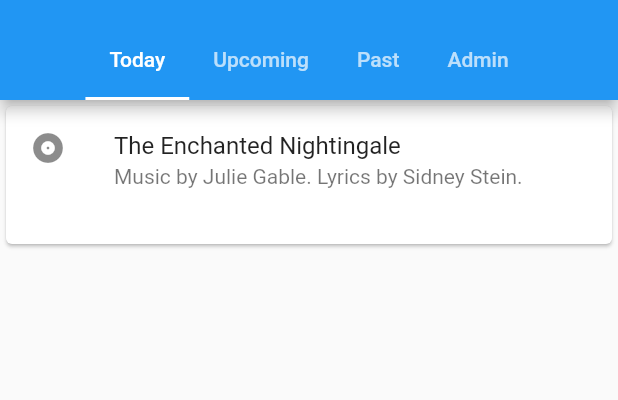
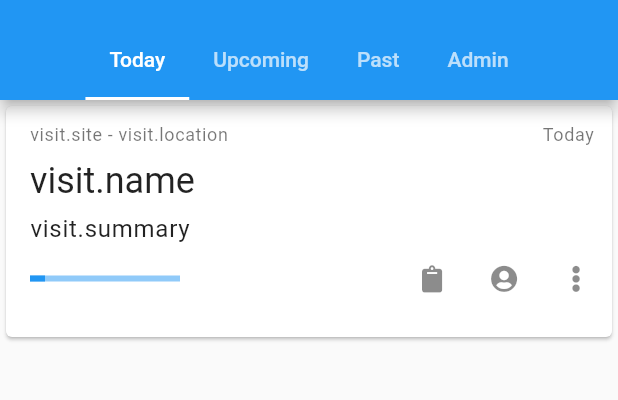
Before and after one commit to redwylie/tracer, a Flutter app: the screen it shows after launch, after a tap on the "close" icon, on a phone screen of 412 x 824 dp, the part 56-456 px from its top. Run offline on Flutter 3.47's test engine with Material 2 defaults, Android fonts, the phone set to English and light mode, and no system bars; our stand-ins replace font_awesome_flutter.

Commit message:
refining the card more

```diff
--- a/lib/home.dart
+++ b/lib/home.dart
@@ -12,7 +12,9 @@
 // See the License for the specific language governing permissions and
 // limitations under the License.
 
+import 'package:flutter/foundation.dart';
 import 'package:flutter/material.dart';
+import 'package:font_awesome_flutter/font_awesome_flutter.dart';
 
 class HomePage extends StatelessWidget {
   // TODO: Make a collection of cards (102)
@@ -20,8 +22,122 @@ class HomePage extends StatelessWidget {
 
   @override
   Widget build(BuildContext context) {
-    // TODO: Return an AsymmetricView (104)
-    // TODO: Pass Category variable to AsymmetricView (104)
+    final ThemeData theme = Theme.of(context);
+
+    final vCardOverline = new Expanded(
+      child: new Column(
+        crossAxisAlignment: CrossAxisAlignment.start,
+        children: <Widget>[
+          Text(
+            'visit.site' + ' - ' + 'visit.location',
+            maxLines: 1,
+            style: theme.textTheme.caption,
+          ),
+        ],
+      ),
+    );
+    //CARD OVERLINE WITH DATE/TIME
+    final vCardDate = new Column(
+      children: <Widget>[
+        Padding(
+          padding: EdgeInsets.fromLTRB(0, 0, 12, 0),
+          child: Text(
+            'Today',
+            maxLines: 1,
+            style: theme.textTheme.caption,
+          ),
+        )
+      ],
+    );
+
+    //CARD HEADING
+    final vCardHeading = new Column(
+      children: <Widget>[
+        Text(
+          'visit.name',
+          style: theme.textTheme.headline,
+          maxLines: 1,
+        ),
+      ],
+    );
+
+    //CARD SUMMARY
+    final vCardSummary = new Column(
+      children: <Widget>[
+        Text(
+          'visit.summary',
+          style: theme.textTheme.body2,
+          overflow: TextOverflow.ellipsis,
+          maxLines: 2,
+        ),
+      ],
+    );
+
+    //CARD PROGRESS BAR
+    final vCardProgress = new Expanded(
+        child: Column(
+      crossAxisAlignment: CrossAxisAlignment.start,
+      children: <Widget>[
+        SizedBox(
+          child: new LinearProgressIndicator(
+            valueColor: new AlwaysStoppedAnimation(Colors.blue),
+            value: .1,
+          ),
+          height: 4.0,
+          width: 100.0,
+        )
+      ],
+    ));
+
+    //CARD ACTIONS
+    final vCardActions = new Column(
+      children: <Widget>[
+        Row(
+          children: <Widget>[
+            //TO DO ICON
+            Column(
+              children: <Widget>[
+                IconButton(
+                  icon: Icon(FontAwesomeIcons.solidClipboard),
+                  color: Colors.black45,
+                  iconSize: 18,
+                  onPressed: () {
+                    print('To Do Button');
+                  },
+                ),
+              ],
+            ),
+            //ASSIGN USERS ICON
+            Column(
+              children: <Widget>[
+                IconButton(
+                  icon: Icon(FontAwesomeIcons.solidUserCircle),
+                  color: Colors.black45,
+                  iconSize: 18,
+                  onPressed: () {
+                    print('To Do Button');
+                  },
+                ),
+              ],
+            ),
+            //MORE ACTIONS ICON
+            Column(
+              children: <Widget>[
+                IconButton(
+                  icon: Icon(FontAwesomeIcons.ellipsisV),
+                  color: Colors.black45,
+                  iconSize: 18,
+                  onPressed: () {
+                    print('Card Actions');
+                  },
+                ),
+              ],
+            ),
+          ],
+        )
+      ],
+    );
+
     return MaterialApp(
       home: DefaultTabController(
         length: 4,
@@ -90,35 +206,61 @@ class HomePage extends StatelessWidget {
           ),
           body: TabBarView(
             children: <Widget>[
+              //TODAY TAB PANE CONTENT
               ListView(
                 children: <Widget>[
                   SizedBox(
-                    height: 100,
+                    height: 162,
                     child: (Card(
-                      child: Column(
-                        mainAxisSize: MainAxisSize.min,
-                        children: <Widget>[
-                          const ListTile(
-                            leading: Icon(Icons.album),
-                            title: Text('The Enchanted Nightingale'),
-                            subtitle: Text(
-                                'Music by Julie Gable. Lyrics by Sidney Stein.'),
+                        clipBehavior: Clip.antiAlias,
+                        child: Padding(
+                          padding: EdgeInsets.fromLTRB(16.0, 12.0, 0, 8.0),
+                          child: Column(
+                            crossAxisAlignment: CrossAxisAlignment.start,
+                            children: <Widget>[
+                              Row(
+                                children: <Widget>[
+                                  vCardOverline,
+                                  vCardDate,
+                                ],
+                              ),
+                              SizedBox(height: 10.0),
+                              Row(
+                                children: <Widget>[
+                                  vCardHeading,
+                                ],
+                              ),
+                              SizedBox(height: 8.0),
+                              Row(
+                                children: <Widget>[
+                                  vCardSummary,
+                                ],
+                              ),
+                              Row(
+                                children: <Widget>[
+                                  vCardProgress,
+                                  vCardActions,
+                                ],
+                              )
+                            ],
                           ),
-                        ],
-                      ),
-                    )),
+                        ))),
                   ),
                 ],
               ),
-              Text('All'),
-              Text('Fav'),
-              Text('Past')
+
+              //UPCOMING TAB PANE CONTENT
+              Text('Upcoming'),
+
+              //PAST TAB PANE CONTENT
+              Text('Past'),
+
+              //ADMIN TAB PANE CONTENT
+              Text('Admin')
             ],
           ),
         ),
       ),
-
-      // TODO: Add a grid view (102)
     );
   }
 }
```
Also changed, not shown: 1 other file.
